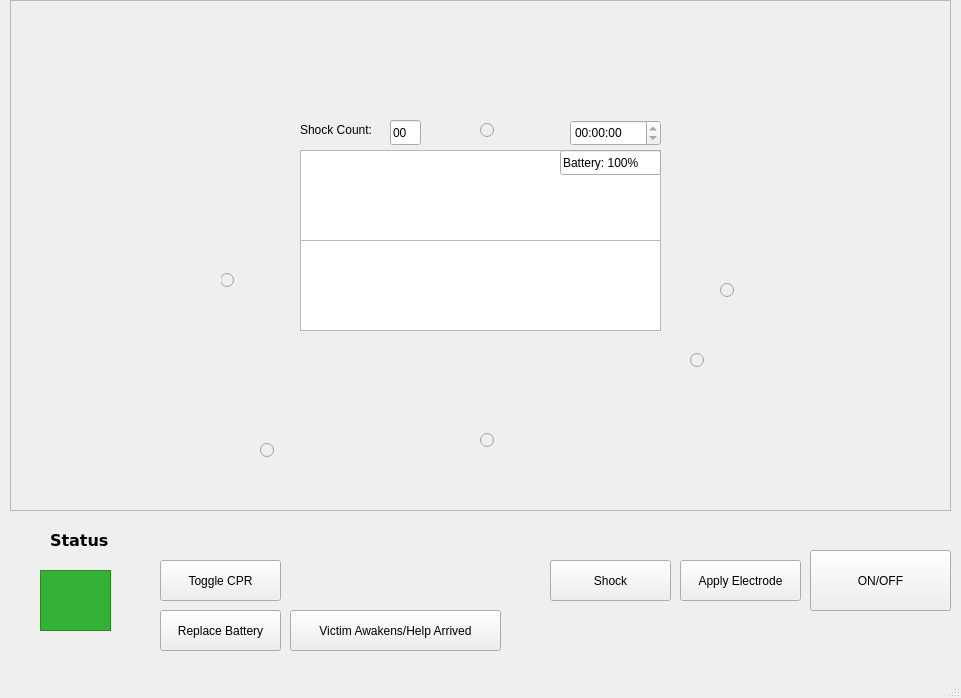
The window that src/aed-sim/mainwindow.ui (zachtes13/comp3004_aed-sim) describes before a commit, drawn with Qt 5.
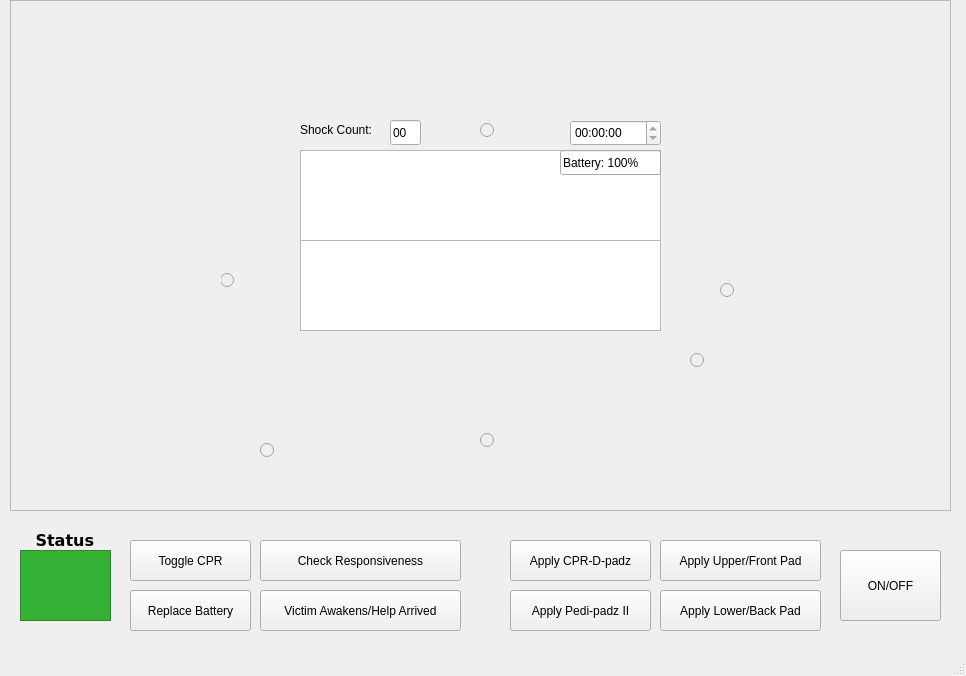
The same window after the commit.

Commit message: added buttons, updated victim class, added most of the fuctionality to new buttons

The edit to the form file:
```diff
--- a/src/aed-sim/mainwindow.ui
+++ b/src/aed-sim/mainwindow.ui
@@ -6,8 +6,8 @@
    <rect>
     <x>0</x>
     <y>0</y>
-    <width>961</width>
-    <height>698</height>
+    <width>966</width>
+    <height>676</height>
    </rect>
   </property>
   <property name="windowTitle">
@@ -427,10 +427,10 @@
    <widget class="QTextBrowser" name="statusDisplay">
     <property name="geometry">
      <rect>
-      <x>40</x>
-      <y>570</y>
-      <width>71</width>
-      <height>61</height>
+      <x>20</x>
+      <y>550</y>
+      <width>91</width>
+      <height>71</height>
      </rect>
     </property>
     <property name="styleSheet">
@@ -441,9 +441,9 @@
    <widget class="QLabel" name="statusLabel">
     <property name="geometry">
      <rect>
-      <x>50</x>
+      <x>30</x>
       <y>530</y>
-      <width>61</width>
+      <width>71</width>
       <height>21</height>
      </rect>
     </property>
@@ -456,27 +456,14 @@
      </font>
     </property>
     <property name="text">
-     <string>Status</string>
-    </property>
-   </widget>
-   <widget class="QPushButton" name="shockButton">
-    <property name="geometry">
-     <rect>
-      <x>550</x>
-      <y>560</y>
-      <width>121</width>
-      <height>41</height>
-     </rect>
-    </property>
-    <property name="text">
-     <string>Shock</string>
+     <string> Status</string>
     </property>
    </widget>
    <widget class="QPushButton" name="toggleCprButton">
     <property name="geometry">
      <rect>
-      <x>160</x>
-      <y>560</y>
+      <x>130</x>
+      <y>540</y>
       <width>121</width>
       <height>41</height>
      </rect>
@@ -488,23 +475,23 @@
    <widget class="QPushButton" name="applyElectrodeButton">
     <property name="geometry">
      <rect>
-      <x>680</x>
-      <y>560</y>
-      <width>121</width>
+      <x>660</x>
+      <y>540</y>
+      <width>161</width>
       <height>41</height>
      </rect>
     </property>
     <property name="text">
-     <string>Apply Electrode</string>
+     <string>Apply Upper/Front Pad</string>
     </property>
    </widget>
    <widget class="QPushButton" name="powerButton">
     <property name="geometry">
      <rect>
-      <x>810</x>
+      <x>840</x>
       <y>550</y>
-      <width>141</width>
-      <height>61</height>
+      <width>101</width>
+      <height>71</height>
      </rect>
     </property>
     <property name="text">
@@ -514,8 +501,8 @@
    <widget class="QPushButton" name="replaceBatteryButton">
     <property name="geometry">
      <rect>
-      <x>160</x>
-      <y>610</y>
+      <x>130</x>
+      <y>590</y>
       <width>121</width>
       <height>41</height>
      </rect>
@@ -527,9 +514,9 @@
    <widget class="QPushButton" name="victimAwakensOrHelpArrivedButton">
     <property name="geometry">
      <rect>
-      <x>290</x>
-      <y>610</y>
-      <width>211</width>
+      <x>260</x>
+      <y>590</y>
+      <width>201</width>
       <height>41</height>
      </rect>
     </property>
@@ -537,6 +524,58 @@
      <string>Victim Awakens/Help Arrived</string>
     </property>
    </widget>
+   <widget class="QPushButton" name="applyLowerBackPadButton">
+    <property name="geometry">
+     <rect>
+      <x>660</x>
+      <y>590</y>
+      <width>161</width>
+      <height>41</height>
+     </rect>
+    </property>
+    <property name="text">
+     <string>Apply Lower/Back Pad</string>
+    </property>
+   </widget>
+   <widget class="QPushButton" name="applyCprPadzButton">
+    <property name="geometry">
+     <rect>
+      <x>510</x>
+      <y>540</y>
+      <width>141</width>
+      <height>41</height>
+     </rect>
+    </property>
+    <property name="text">
+     <string>Apply CPR-D-padz</string>
+    </property>
+   </widget>
+   <widget class="QPushButton" name="applyPediPadzButton">
+    <property name="geometry">
+     <rect>
+      <x>510</x>
+      <y>590</y>
+      <width>141</width>
+      <height>41</height>
+     </rect>
+    </property>
+    <property name="text">
+     <string>Apply Pedi-padz II</string>
+    </property>
+   </widget>
+   <widget class="QPushButton" name="checkResponsivenessButton">
+    <property name="geometry">
+     <rect>
+      <x>260</x>
+      <y>540</y>
+      <width>201</width>
+      <height>41</height>
+     </rect>
+    </property>
+    <property name="text">
+     <string>Check Responsiveness</string>
+    </property>
+   </widget>
   </widget>
   <widget class="QMenuBar" name="menubar">
    <property name="geometry">
```
Left out of the diff: 4 changed lines with no effect on the pictures. The commit also changes 9 other files.
